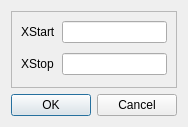
This is xrange.ui in frmarchal/pfreq as Qt 5 draws it before an edit. The edited form follows.
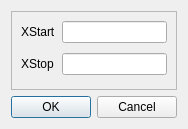
This is the edited form.

Patch:
```diff
--- a/xrange.ui
+++ b/xrange.ui
@@ -7,7 +7,7 @@
     <x>0</x>
     <y>0</y>
     <width>178</width>
-    <height>127</height>
+    <height>129</height>
    </rect>
   </property>
   <property name="windowTitle">
```
Left out of the diff: 4 changed lines with no effect on the pictures.
